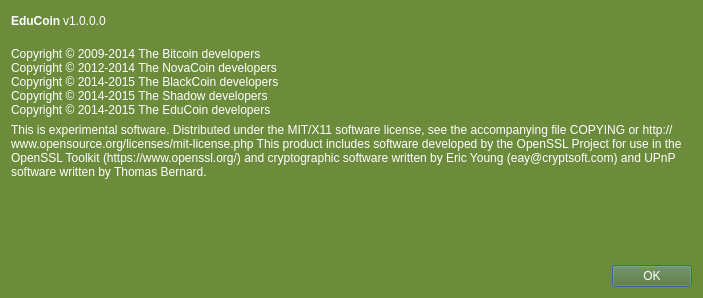
First picture: the form in src/qt/forms/aboutdialog.ui, repository Educoins/EduCoin, before the edit.
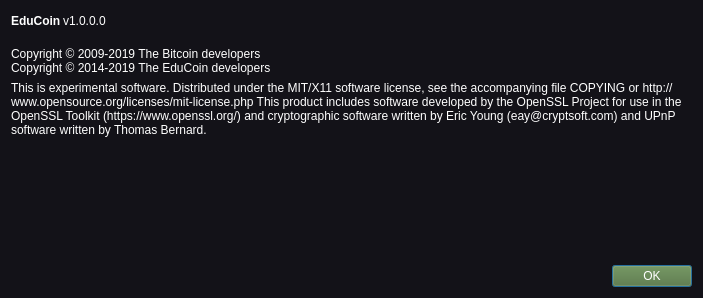
Second picture: the form after the edit. Icons and pictures are not drawn.

The edit to the form file:
```diff
--- a/src/qt/forms/aboutdialog.ui
+++ b/src/qt/forms/aboutdialog.ui
@@ -14,7 +14,7 @@
    <string>About EduCoin</string>
   </property>
   <property name="styleSheet">
-   <string notr="true">background-color: #6c8c3c;
+   <string notr="true">background-color: #131218;
 color: rgb(255, 255, 255);</string>
   </property>
   <layout class="QGridLayout" name="gridLayout">
@@ -77,7 +77,7 @@
           <cursorShape>IBeamCursor</cursorShape>
          </property>
          <property name="text">
-          <string>&lt;html&gt;&lt;head/&gt;&lt;body&gt;&lt;p&gt;Copyright © 2009-2014 The Bitcoin developers&lt;br/&gt;Copyright © 2012-2014 The NovaCoin developers&lt;br/&gt;Copyright © 2014-2015 The BlackCoin developers&lt;br/&gt;Copyright © 2014-2015 The Shadow developers&lt;br/&gt;Copyright © 2014-2015 The EduCoin developers&lt;/p&gt;&lt;/body&gt;&lt;/html&gt;</string>
+          <string>&lt;html&gt;&lt;head/&gt;&lt;body&gt;&lt;p&gt;Copyright © 2009-2019 The Bitcoin developers&lt;br/&gt;Copyright © 2014-2019 The EduCoin developers&lt;/p&gt;&lt;/body&gt;&lt;/html&gt;</string>
          </property>
          <property name="textInteractionFlags">
           <set>Qt::LinksAccessibleByMouse|Qt::TextSelectableByKeyboard|Qt::TextSelectableByMouse</set>
```
